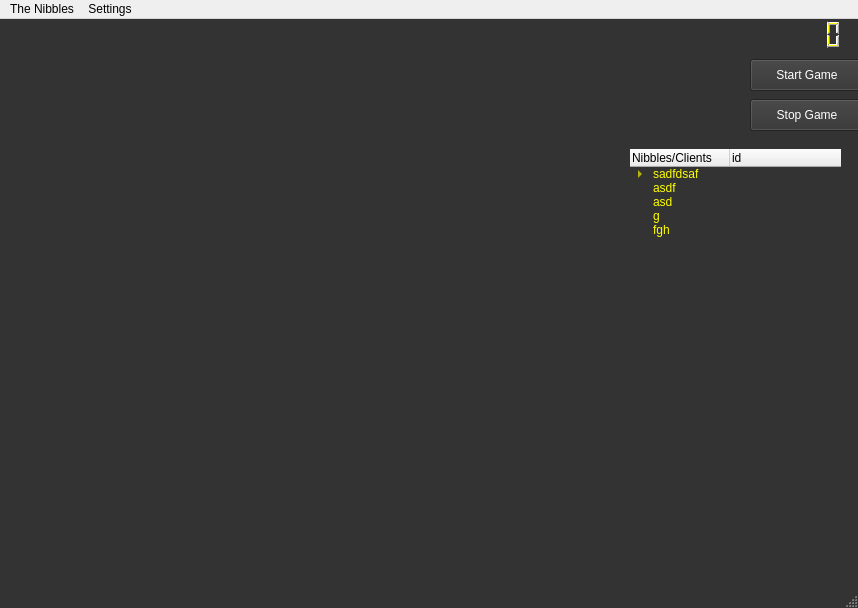
First picture: the form in nibbles/gui/servergui.ui, repository namelessvoid/piranhas, before the edit.
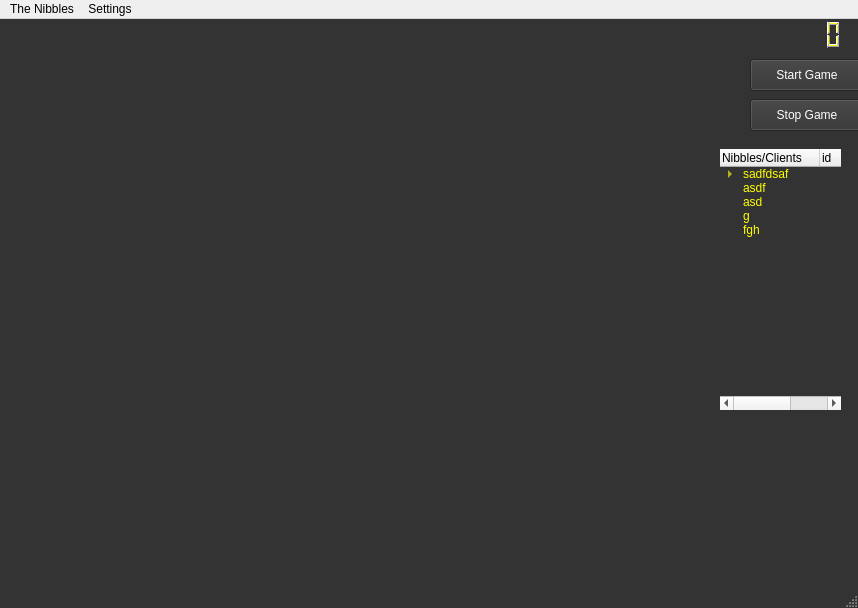
Second picture: the form after the edit. Icons and pictures are not drawn. Custom widgets are drawn as their Qt base class.

The edit to the form file:
```diff
--- a/nibbles/gui/servergui.ui
+++ b/nibbles/gui/servergui.ui
@@ -188,10 +188,10 @@
     <widget class="QTreeWidget" name="treeWidget">
      <property name="geometry">
       <rect>
-       <x>630</x>
+       <x>720</x>
        <y>100</y>
-       <width>211</width>
-       <height>192</height>
+       <width>121</width>
+       <height>261</height>
       </rect>
      </property>
      <property name="styleSheet">
@@ -245,10 +245,10 @@
     <widget class="BoardRenderer" name="widget" native="true">
      <property name="geometry">
       <rect>
-       <x>70</x>
-       <y>40</y>
+       <x>190</x>
+       <y>120</y>
        <width>531</width>
-       <height>411</height>
+       <height>331</height>
       </rect>
      </property>
      <property name="styleSheet">
```
